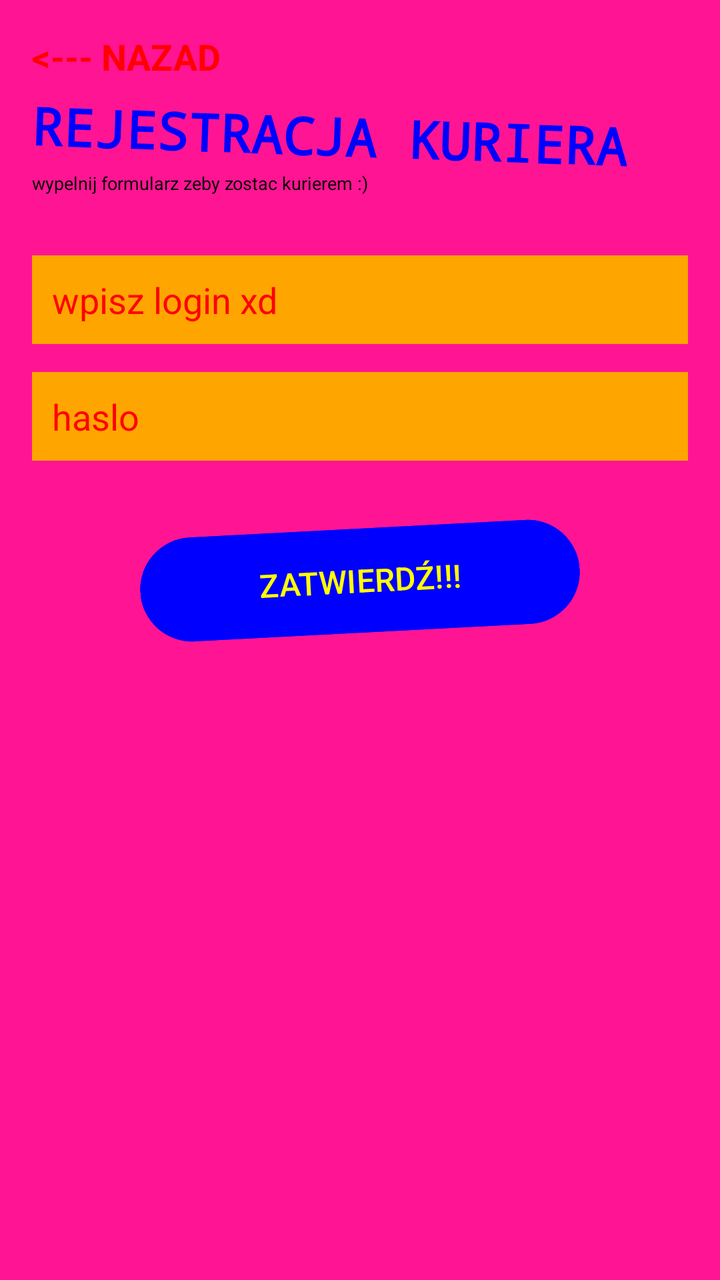
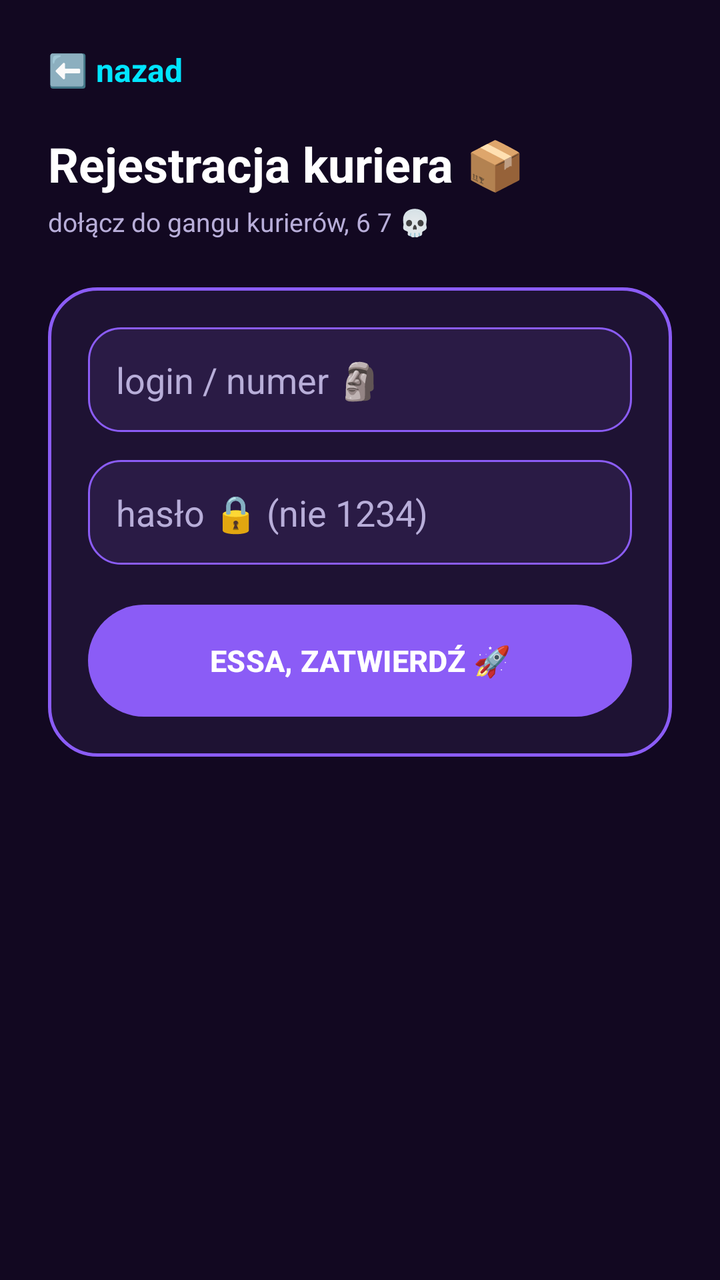

Two renders of the same Android screen: before a commit and after it. Below are the layout's source before the change and the commit's diff.
<!-- AndroidManifest.xml: application theme Theme.DemoEmptyActivity -->
<!-- res/layout/activity_register_courier.xml -->
<?xml version="1.0" encoding="utf-8"?>
<LinearLayout xmlns:android="http://schemas.android.com/apk/res/android"
        xmlns:tools="http://schemas.android.com/tools"
        android:id="@+id/main"
        android:layout_width="match_parent"
        android:layout_height="match_parent"
        android:orientation="vertical"
        android:padding="16dp"
        android:background="@color/hot_pink"
        tools:context=".RegisterCourierActivity">

    <TextView
            android:id="@+id/btnBack"
            android:layout_width="wrap_content"
            android:layout_height="wrap_content"
            android:text="&lt;--- NAZAD"
            android:textColor="@color/bright_red"
            android:textSize="18sp"
            android:textStyle="bold"
            android:clickable="true"
            android:focusable="true" />

    <TextView
            android:id="@+id/tvTitle"
            android:layout_width="wrap_content"
            android:layout_height="wrap_content"
            android:text="REJESTRACJA KURIERA"
            android:textSize="26sp"
            android:textStyle="bold"
            android:fontFamily="monospace"
            android:textColor="@color/bright_blue"
            android:rotation="2"
            android:layout_marginTop="10dp" />

    <TextView
            android:id="@+id/tvSubtitle"
            android:layout_width="wrap_content"
            android:layout_height="wrap_content"
            android:text="wypelnij formularz zeby zostac kurierem :)"
            android:textSize="9sp"
            android:textColor="@color/black"
            android:layout_marginBottom="30dp" />

    <EditText
            android:id="@+id/etLogin"
            android:layout_width="match_parent"
            android:layout_height="wrap_content"
            android:hint="wpisz login xd"
            android:inputType="text"
            android:textColor="@color/bright_red"
            android:textColorHint="@color/bright_red"
            android:background="@color/orange"
            android:padding="10dp"
            android:layout_marginBottom="14dp" />

    <EditText
            android:id="@+id/etPassword"
            android:layout_width="match_parent"
            android:layout_height="wrap_content"
            android:hint="haslo"
            android:inputType="textPassword"
            android:textColor="@color/bright_red"
            android:textColorHint="@color/bright_red"
            android:background="@color/orange"
            android:padding="10dp"
            android:layout_marginBottom="30dp" />

    <Button
            android:id="@+id/btnSubmit"
            android:layout_width="220dp"
            android:layout_height="60dp"
            android:layout_gravity="center"
            android:text="ZATWIERDŹ!!!"
            android:textSize="16sp"
            android:textColor="@color/bright_yellow"
            android:backgroundTint="@color/bright_blue"
            android:rotation="-3" />

</LinearLayout>
<!-- resources referenced by this layout -->
<resources>
  <color name="black">#FF000000</color>
  <color name="bright_blue">#0000FF</color>
  <color name="bright_red">#FF0000</color>
  <color name="bright_yellow">#FFFF00</color>
  <color name="hot_pink">#FF1493</color>
  <color name="orange">#FFA500</color>
  <style name="Theme.DemoEmptyActivity" parent="Base.Theme.DemoEmptyActivity" />
  <style name="Base.Theme.DemoEmptyActivity" parent="Theme.Material3.DayNight.NoActionBar">
          <item name="colorPrimary">@color/bright_red</item>
          <item name="android:windowBackground">@color/neon_green</item>
      </style>
  <color name="neon_green">#39FF14</color>
</resources>

<!-- the commit's change to res/layout/activity_register_courier.xml (unified diff, before → after) -->
@@ -5,75 +5,95 @@
         android:layout_width="match_parent"
         android:layout_height="match_parent"
         android:orientation="vertical"
-        android:padding="16dp"
-        android:background="@color/hot_pink"
+        android:background="@color/bg_dark"
         tools:context=".RegisterCourierActivity">
 
-    <TextView
-            android:id="@+id/btnBack"
-            android:layout_width="wrap_content"
-            android:layout_height="wrap_content"
-            android:text="&lt;--- NAZAD"
-            android:textColor="@color/bright_red"
-            android:textSize="18sp"
-            android:textStyle="bold"
-            android:clickable="true"
-            android:focusable="true" />
+    <ScrollView
+            android:layout_width="match_parent"
+            android:layout_height="match_parent">
 
-    <TextView
-            android:id="@+id/tvTitle"
-            android:layout_width="wrap_content"
-            android:layout_height="wrap_content"
-            android:text="REJESTRACJA KURIERA"
-            android:textSize="26sp"
-            android:textStyle="bold"
-            android:fontFamily="monospace"
-            android:textColor="@color/bright_blue"
-            android:rotation="2"
-            android:layout_marginTop="10dp" />
+        <LinearLayout
+                android:layout_width="match_parent"
+                android:layout_height="wrap_content"
+                android:orientation="vertical"
+                android:padding="24dp">
 
-    <TextView
-            android:id="@+id/tvSubtitle"
-            android:layout_width="wrap_content"
-            android:layout_height="wrap_content"
-            android:text="wypelnij formularz zeby zostac kurierem :)"
-            android:textSize="9sp"
-            android:textColor="@color/black"
-            android:layout_marginBottom="30dp" />
+            <TextView
+                    android:id="@+id/btnBack"
+                    android:layout_width="wrap_content"
+                    android:layout_height="wrap_content"
+                    android:text="⬅️ nazad"
+                    android:textColor="@color/neon_cyan"
+                    android:textSize="16sp"
+                    android:textStyle="bold"
+                    android:clickable="true"
+                    android:focusable="true"
+                    android:layout_marginBottom="20dp" />
 
-    <EditText
-            android:id="@+id/etLogin"
-            android:layout_width="match_parent"
-            android:layout_height="wrap_content"
-            android:hint="wpisz login xd"
-            android:inputType="text"
-            android:textColor="@color/bright_red"
-            android:textColorHint="@color/bright_red"
-            android:background="@color/orange"
-            android:padding="10dp"
-            android:layout_marginBottom="14dp" />
+            <TextView
+                    android:id="@+id/tvTitle"
+                    android:layout_width="wrap_content"
+                    android:layout_height="wrap_content"
+                    android:text="Rejestracja kuriera 📦"
+                    android:textSize="24sp"
+                    android:textStyle="bold"
+                    android:textColor="@color/text_light"
+                    android:layout_marginBottom="4dp" />
 
-    <EditText
-            android:id="@+id/etPassword"
-            android:layout_width="match_parent"
-            android:layout_height="wrap_content"
-            android:hint="haslo"
-            android:inputType="textPassword"
-            android:textColor="@color/bright_red"
-            android:textColorHint="@color/bright_red"
-            android:background="@color/orange"
-            android:padding="10dp"
-            android:layout_marginBottom="30dp" />
+            <TextView
+                    android:id="@+id/tvSubtitle"
+                    android:layout_width="wrap_content"
+                    android:layout_height="wrap_content"
+                    android:text="dołącz do gangu kurierów, 6 7 💀"
+                    android:textSize="13sp"
+                    android:textColor="@color/text_muted_light"
+                    android:layout_marginBottom="24dp" />
 
-    <Button
-            android:id="@+id/btnSubmit"
-            android:layout_width="220dp"
-            android:layout_height="60dp"
-            android:layout_gravity="center"
-            android:text="ZATWIERDŹ!!!"
-            android:textSize="16sp"
-            android:textColor="@color/bright_yellow"
-            android:backgroundTint="@color/bright_blue"
-            android:rotation="-3" />
+            <LinearLayout
+                    android:layout_width="match_parent"
+                    android:layout_height="wrap_content"
+                    android:orientation="vertical"
+                    android:background="@drawable/card_glow"
+                    android:padding="20dp">
+
+                <EditText
+                        android:id="@+id/etLogin"
+                        android:layout_width="match_parent"
+                        android:layout_height="wrap_content"
+                        android:hint="login / numer 🗿"
+                        android:inputType="text"
+                        android:background="@drawable/field_bg"
+                        android:textColor="@color/text_light"
+                        android:textColorHint="@color/text_muted_light"
+                        android:padding="14dp"
+                        android:layout_marginBottom="14dp" />
+
+                <EditText
+                        android:id="@+id/etPassword"
+                        android:layout_width="match_parent"
+                        android:layout_height="wrap_content"
+                        android:hint="hasło 🔒 (nie 1234)"
+                        android:inputType="textPassword"
+                        android:background="@drawable/field_bg"
+                        android:textColor="@color/text_light"
+                        android:textColorHint="@color/text_muted_light"
+                        android:padding="14dp"
+                        android:layout_marginBottom="20dp" />
+
+                <Button
+                        android:id="@+id/btnSubmit"
+                        android:layout_width="match_parent"
+                        android:layout_height="56dp"
+                        android:background="@drawable/gradient_button"
+                        android:text="ESSA, ZATWIERDŹ 🚀"
+                        android:textColor="@color/white"
+                        android:textSize="15sp"
+                        android:textStyle="bold"
+                        android:textAllCaps="false" />
+
+            </LinearLayout>
+
+        </LinearLayout>
+    </ScrollView>
 
 </LinearLayout>
<!-- resource entries referenced after the edit -->
@@ -1,16 +1,40 @@
 <!-- resources referenced by this layout -->
 <resources>
-  <color name="black">#FF000000</color>
-  <color name="bright_blue">#0000FF</color>
-  <color name="bright_red">#FF0000</color>
-  <color name="bright_yellow">#FFFF00</color>
-  <color name="hot_pink">#FF1493</color>
-  <color name="orange">#FFA500</color>
+  <color name="bg_dark">#120821</color>
+  <color name="neon_cyan">#00E5FF</color>
+  <color name="text_light">#FFFFFF</color>
+  <color name="text_muted_light">#B8AED9</color>
+  <color name="white">#FFFFFFFF</color>
+  <!-- drawable card_glow (drawable) -->
+  <shape xmlns:android="http://schemas.android.com/apk/res/android">
+      <corners android:radius="24dp"/>
+      <solid android:color="@color/surface_dark"/>
+      <stroke android:width="1.5dp" android:color="@color/neon_purple"/>
+  </shape>
+  <!-- drawable field_bg (drawable) -->
+  <shape xmlns:android="http://schemas.android.com/apk/res/android">
+      <corners android:radius="16dp"/>
+      <solid android:color="@color/field_dark"/>
+      <stroke android:width="1dp" android:color="@color/neon_purple"/>
+  </shape>
+  <!-- drawable gradient_button (drawable) -->
+  <shape xmlns:android="http://schemas.android.com/apk/res/android">
+      <corners android:radius="28dp"/>
+      <gradient
+          android:type="linear"
+          android:angle="0"
+          android:startColor="@color/neon_pink"
+          android:centerColor="@color/neon_purple"
+          android:endColor="@color/neon_cyan"/>
+  </shape>
   <style name="Theme.DemoEmptyActivity" parent="Base.Theme.DemoEmptyActivity" />
+  <color name="surface_dark">#1E1233</color>
+  <color name="neon_purple">#8B5CF6</color>
+  <color name="field_dark">#2A1B45</color>
+  <color name="neon_pink">#FF2DAF</color>
   <style name="Base.Theme.DemoEmptyActivity" parent="Theme.Material3.DayNight.NoActionBar">
-          <item name="colorPrimary">@color/bright_red</item>
-          <item name="android:windowBackground">@color/neon_green</item>
+          <item name="colorPrimary">@color/neon_purple</item>
+          <item name="android:windowBackground">@color/bg_dark</item>
       </style>
-  <color name="neon_green">#39FF14</color>
 </resources>
 
